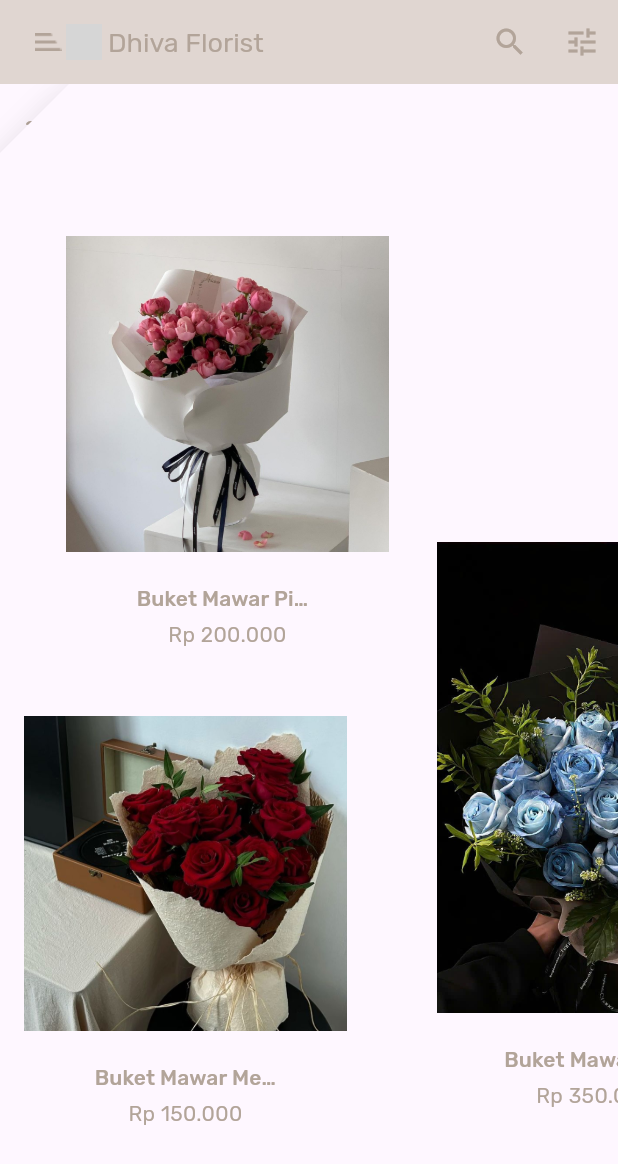
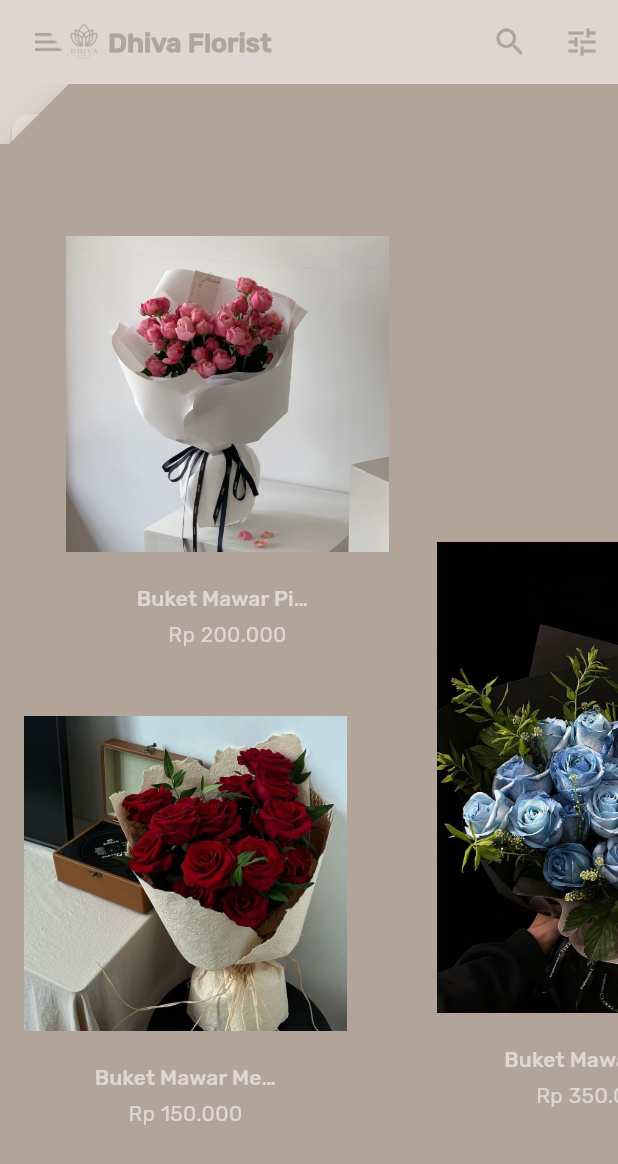
Before and after one commit to dhiva077/VISPRO_Codelabs-Material-Design-Components, a Flutter app: the screen it shows after launch, after a tap on "NEXT", on a phone screen of 412 x 824 dp. Shown: the top 1164 px of the screen. Run offline on Flutter 3.47's test engine with Material 3 defaults, Android fonts, the phone set to English and light mode, and no system bars; grey boxes are pictures that could not be loaded.

Commit message:
fix MDC-104

```diff
--- a/material-components-flutter-codelabs-101-starter/mdc_100_series/lib/app.dart
+++ b/material-components-flutter-codelabs-101-starter/mdc_100_series/lib/app.dart
@@ -23,7 +23,7 @@ ThemeData _buildShrineTheme() {
     ),
     textTheme: _buildShrineTextTheme(base.textTheme),
     textSelectionTheme: const TextSelectionThemeData(
-      selectionColor: kShrineLoginField,
+      selectionColor: kShrineLoginBackground,
     ),
     appBarTheme: const AppBarTheme(
       foregroundColor: kShrineLoginField,       // warna teks/icon AppBar
@@ -46,7 +46,8 @@ ThemeData _buildShrineTheme() {
 
 // TODO: Build a Shrine Text Theme (103)
 TextTheme _buildShrineTextTheme(TextTheme base) {
-  return base
+  // Pertama apply style global
+  final applied = base
       .copyWith(
         headlineSmall: base.headlineSmall!.copyWith(
           fontWeight: FontWeight.w500,
@@ -65,10 +66,19 @@ TextTheme _buildShrineTextTheme(TextTheme base) {
       )
       .apply(
         fontFamily: 'Rubik',
-        displayColor: kShrineLoginBackground,
-        bodyColor: kShrineLoginField,
+        displayColor: kShrineLoginField,
+        bodyColor: kShrineLoginBackground,
       );
+
+  // Override warna khusus untuk titleLarge supaya tidak ikut apply di atas
+  return applied.copyWith(
+  titleLarge: applied.titleLarge!.copyWith(
+    color: kShrineLoginField, // <- ganti ke warna yang kamu mau
+    fontWeight: FontWeight.bold,
+  ),
+);
 }
+
 
 // TODO: Convert ShrineApp to stateful widget (104)
 class ShrineApp extends StatefulWidget {
@@ -90,7 +100,7 @@ class _ShrineAppState extends State<ShrineApp> {
   @override
   Widget build(BuildContext context) {
     return MaterialApp(
-      title: 'Dhiva Florist',    // nama aplikasi kamu
+      title: 'Dhiva Florist',
       initialRoute: '/login',
       routes: {
         '/login': (BuildContext context) => const LoginPage(),
--- a/material-components-flutter-codelabs-101-starter/mdc_100_series/lib/backdrop.dart
+++ b/material-components-flutter-codelabs-101-starter/mdc_100_series/lib/backdrop.dart
@@ -2,6 +2,7 @@ import 'package:flutter/material.dart';
 
 import 'model/product.dart';
 import 'login.dart';
+import 'colors.dart';
 
 // TODO: Add velocity constant (104)
 const double _kFlingVelocity = 2.0;
@@ -43,6 +44,7 @@ class _FrontLayer extends StatelessWidget {
   Widget build(BuildContext context) {
     return Material(
       elevation: 16.0,
+      color: kShrineLoginField,
       shape: const BeveledRectangleBorder(
         borderRadius: BorderRadius.only(topLeft: Radius.circular(46.0)),
       ),
@@ -56,6 +58,7 @@ class _FrontLayer extends StatelessWidget {
             child: Container(
               height: 40.0,
               alignment: AlignmentDirectional.centerStart,
+             color: Theme.of(context).appBarTheme.shadowColor,
             ),
           ),
           Expanded(
@@ -110,7 +113,7 @@ class _BackdropTitle extends AnimatedWidget {
                   begin: Offset.zero,
                   end: const Offset(1.0, 0.0),
                 ).evaluate(animation),
-                child: const ImageIcon(AssetImage('assets/recomecha.png')),
+                child: const ImageIcon(AssetImage('assets/logo2.png')),
               )]),
           ),
         ),
--- a/material-components-flutter-codelabs-101-starter/mdc_100_series/lib/category_menu_page.dart
+++ b/material-components-flutter-codelabs-101-starter/mdc_100_series/lib/category_menu_page.dart
@@ -1,5 +1,5 @@
-// lib/category_menu_page.dart
 import 'package:flutter/material.dart';
+import 'package:mdc_100_series/colors.dart';
 import 'model/product.dart'; // supaya enum Category kebaca
 
 class CategoryMenuPage extends StatelessWidget {
@@ -14,14 +14,40 @@ class CategoryMenuPage extends StatelessWidget {
 
   @override
   Widget build(BuildContext context) {
-    return ListView(
-      children: Category.values.map((category) {
-        return ListTile(
-          title: Text(category.name), // kalau error ganti manual string
-          selected: category == currentCategory,
-          onTap: () => onCategoryTap(category),
-        );
-      }).toList(),
+    return Container(
+      // ini latar belakang backLayer supaya nggak transparan
+      color: kShrineLoginBackground,
+      padding: const EdgeInsets.symmetric(vertical: 16, horizontal: 8),
+      child: ListView(
+        children: Category.values.map((category) {
+          return Card(
+            // tambahkan card agar tiap item terlihat terpisah
+            shape: RoundedRectangleBorder(
+              borderRadius: BorderRadius.circular(12),
+            ),
+            margin: const EdgeInsets.symmetric(vertical: 4),
+            child: ListTile(
+              title: Text(
+                category.name,
+                style: TextStyle(
+                  color: category == currentCategory
+                      ? Theme.of(context).colorScheme.primary
+                      : Theme.of(context).colorScheme.onSurface,
+                  fontWeight: category == currentCategory
+                      ? FontWeight.bold
+                      : FontWeight.normal,
+                ),
+              ),
+              // kotak semua item
+              tileColor: kShrineLoginBackground, // semua kotak warna ini
+              // optional: kotak lebih gelap saat selected
+              selectedTileColor: kShrineLoginBackground.withOpacity(0.7),
+              selected: category == currentCategory,
+              onTap: () => onCategoryTap(category),
+            ),
+          );
+        }).toList(),
+      ),
     );
   }
 }
--- a/material-components-flutter-codelabs-101-starter/mdc_100_series/lib/home.dart
+++ b/material-components-flutter-codelabs-101-starter/mdc_100_series/lib/home.dart
@@ -16,6 +16,7 @@ import 'package:flutter/material.dart';
 import 'supplemental/asymmetric_view.dart';
 import 'model/product.dart';
 import 'model/products_repository.dart';
+import 'colors.dart';
 
 
 class HomePage extends StatelessWidget {
@@ -25,7 +26,11 @@ class HomePage extends StatelessWidget {
   // TODO: Add a variable for Category (104)
   @override
   Widget build(BuildContext context) {
-    // TODO: Return an AsymmetricView (104)
-    return AsymmetricView(products: ProductsRepository.loadProducts(category));
+    return Scaffold(
+      backgroundColor: kShrineLoginField,
+      body: AsymmetricView(
+        products: ProductsRepository.loadProducts(category),
+      ),
+    );
   }
 }
--- a/material-components-flutter-codelabs-101-starter/mdc_100_series/lib/login.dart
+++ b/material-components-flutter-codelabs-101-starter/mdc_100_series/lib/login.dart
@@ -37,7 +37,6 @@ class _LoginPageState extends State<LoginPage> {
   @override
   Widget build(BuildContext context) {
     return Scaffold(
-      // background color login page pakai warna kamu
       backgroundColor: kShrineLoginBackground,
       body: SafeArea(
         child: ListView(
@@ -55,7 +54,7 @@ class _LoginPageState extends State<LoginPage> {
                 // bisa tambah logo kedua jika ada
                 // Image.asset('assets/logolain.png'),
                 Text(
-                  'Login',
+                  '',
                   style: Theme.of(context).textTheme.headlineSmall,
                 ),
               ],
```
